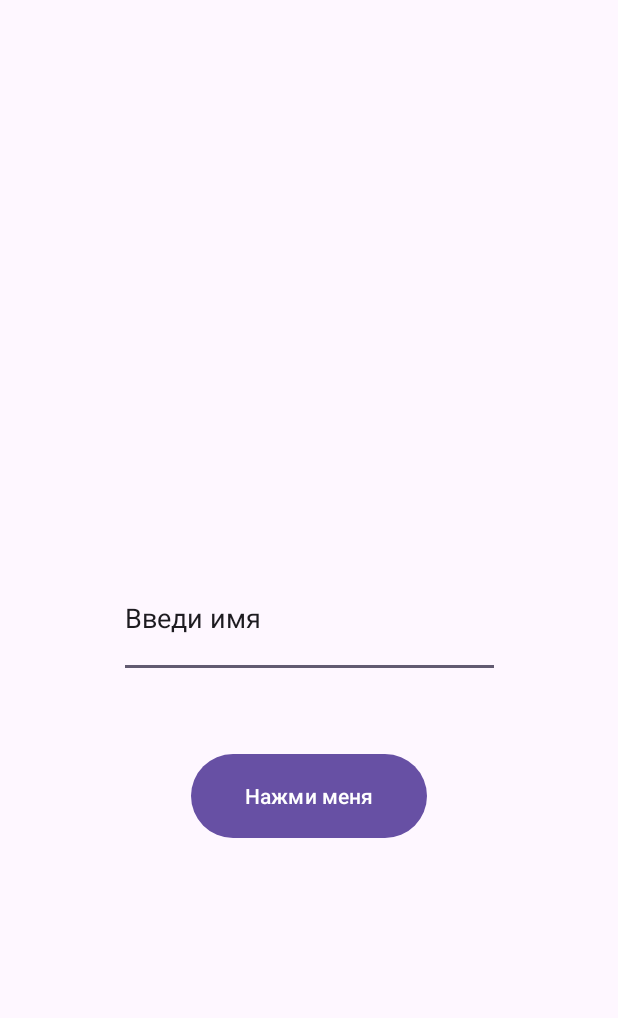
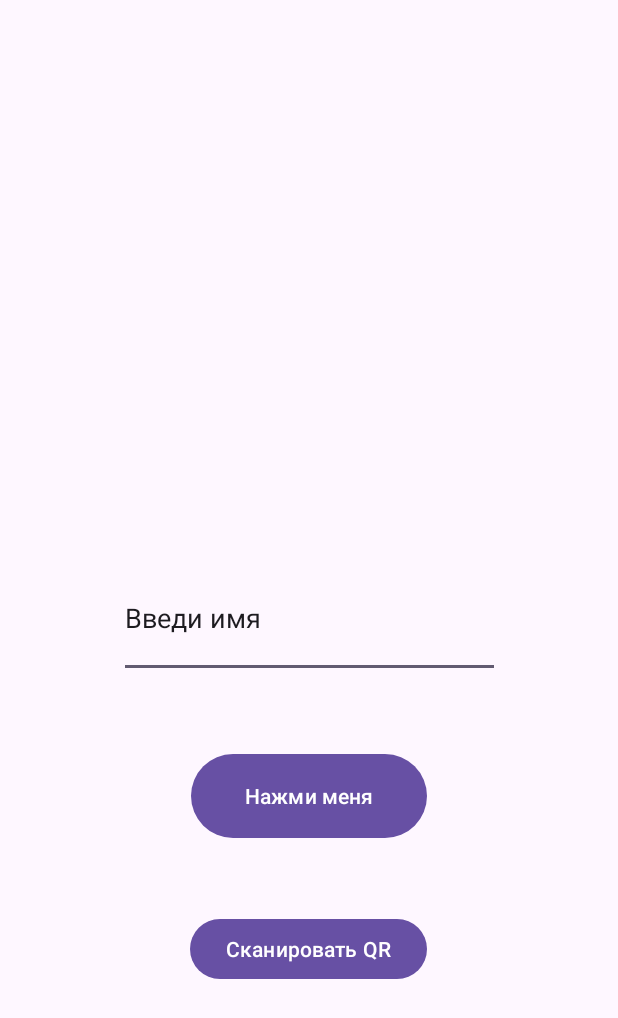
Before and after one commit to Larionov28/Quick_Medical_Response, an Android app: the screen it shows after launch (MainActivity), on a phone screen of 412 x 824 dp. Shown: the top 1018 px of the screen. Run offline under Robolectric (Android 15) with nearby library versions, the phone set to English and light mode, and no system bars; libraries missing offline, so code that uses them is left out: com.google.zxing.integration.

Commit message:
Added QR scanner function

```diff
--- a/app/build.gradle.kts
+++ b/app/build.gradle.kts
@@ -8,7 +8,7 @@ android {
 
     defaultConfig {
         applicationId = "com.example.quickmedicalresponse"
-        minSdk = 21
+        minSdk = 24
         targetSdk = 34
         versionCode = 1
         versionName = "1.0"
@@ -29,6 +29,9 @@ android {
 }
 
 dependencies {
+    implementation ("com.google.zxing:core:3.4.0")
+    implementation ("com.journeyapps:zxing-android-embedded:4.2.0")
+
 
     implementation("androidx.appcompat:appcompat:1.6.1")
     implementation("com.google.android.material:material:1.10.0")
--- a/app/src/main/java/com/example/quickmedicalresponse/MainActivity.java
+++ b/app/src/main/java/com/example/quickmedicalresponse/MainActivity.java
@@ -1,19 +1,60 @@
 package com.example.quickmedicalresponse;
 
 import androidx.appcompat.app.AppCompatActivity;
+import android.content.Intent;
+import android.os.Bundle;
+import android.os.Handler;
+import android.widget.Button;
+import android.widget.TextView;
+import android.widget.Toast;
 
-import android.os.Bundle;
+import com.google.zxing.integration.android.IntentIntegrator;
+import com.google.zxing.integration.android.IntentResult;
 
 public class MainActivity extends AppCompatActivity {
+
+    private TextView textView; // Объявление переменной для TextView
 
     @Override
     protected void onCreate(Bundle savedInstanceState) {
         super.onCreate(savedInstanceState);
         setContentView(R.layout.activity_main);
+
+        textView = findViewById(R.id.textView); // Находим TextView по его ID
+
+        Button scanButton = findViewById(R.id.scanButton);
+        scanButton.setOnClickListener(v -> {
+            IntentIntegrator integrator = new IntentIntegrator(MainActivity.this);
+            integrator.setDesiredBarcodeFormats(IntentIntegrator.QR_CODE);
+            integrator.setPrompt("Сканируйте QR код\n\n");
+            integrator.setCameraId(0); // Используем заднюю камеру для сканирования, если нужно
+            integrator.initiateScan();
+        });
     }
 
     @Override
-    protected void onStart() {
-        super.onStart();
+    protected void onActivityResult(int requestCode, int resultCode, Intent data) {
+        super.onActivityResult(requestCode, resultCode, data);
+        IntentResult result = IntentIntegrator.parseActivityResult(requestCode, resultCode, data);
+        if (result != null) {
+            if (result.getContents() == null) {
+                // Сообщение о том, что сканирование было отменено с задержкой в 5 секунд
+                new Handler().postDelayed(() ->
+                        Toast.makeText(this, "Сканирование отменено", Toast.LENGTH_SHORT).show(), 1000);
+            } else {
+                // Устанавливаем результат сканирования в TextView
+                textView.setText(result.getContents());
+                // Сообщение о том, что сканирование прошло успешно с задержкой в 5 секунд
+                new Handler().postDelayed(() ->
+                        Toast.makeText(this, "Сканирование успешно: " + result.getContents(), Toast.LENGTH_SHORT).show(), 1000);
+            }
+        } else {
+            // Сообщение о том, что сканирование не выполнено с задержкой в 5 секунд
+            new Handler().postDelayed(() ->
+                    Toast.makeText(this, "Сканирование не выполнено", Toast.LENGTH_SHORT).show(), 1000);
+            super.onActivityResult(requestCode, resultCode, data);
+        }
     }
+
+
 }
--- a/app/src/main/res/layout/activity_main.xml
+++ b/app/src/main/res/layout/activity_main.xml
@@ -16,7 +16,8 @@
         app:layout_constraintBottom_toBottomOf="parent"
         app:layout_constraintEnd_toEndOf="parent"
         app:layout_constraintStart_toStartOf="parent"
-        app:layout_constraintTop_toTopOf="parent" />
+        app:layout_constraintTop_toTopOf="parent"
+        android:autofillHints="Артём Ларионов" tools:ignore="LabelFor" />
 
     <Button
         android:id="@+id/button"
@@ -29,6 +30,7 @@
         app:layout_constraintTop_toTopOf="parent"
         app:layout_constraintVertical_bias="0.656" />
 
+
     <TextView
         android:id="@+id/textView"
         android:layout_width="156dp"
@@ -40,4 +42,20 @@
         android:rotationY="0"
         app:layout_constraintStart_toStartOf="parent"
         app:layout_constraintTop_toTopOf="parent" />
+
+    <Button
+        android:id="@+id/scanButton"
+        android:layout_width="wrap_content"
+        android:layout_height="wrap_content"
+        android:autofillHints="button"
+        android:contentDescription="@string/scan_qr_button_description"
+        android:text="@string/scan_qr_button_label"
+        app:layout_constraintBottom_toBottomOf="parent"
+        app:layout_constraintEnd_toEndOf="parent"
+        app:layout_constraintHorizontal_bias="0.498"
+        app:layout_constraintStart_toStartOf="parent"
+        app:layout_constraintTop_toTopOf="parent"
+        app:layout_constraintVertical_bias="0.784" />
+
+
 </androidx.constraintlayout.widget.ConstraintLayout>
--- a/app/src/main/res/values/strings.xml
+++ b/app/src/main/res/values/strings.xml
@@ -2,4 +2,6 @@
     <string name="app_name">Quick Medical Response</string>
     <string name="button_text">Нажми меня</string>
     <string name="edit_text">Введи имя</string>
+    <string name="scan_qr_button_label">Сканировать QR</string>
+    <string name="scan_qr_button_description">Кнопка для открытия сканера QR</string>
 </resources>
```
